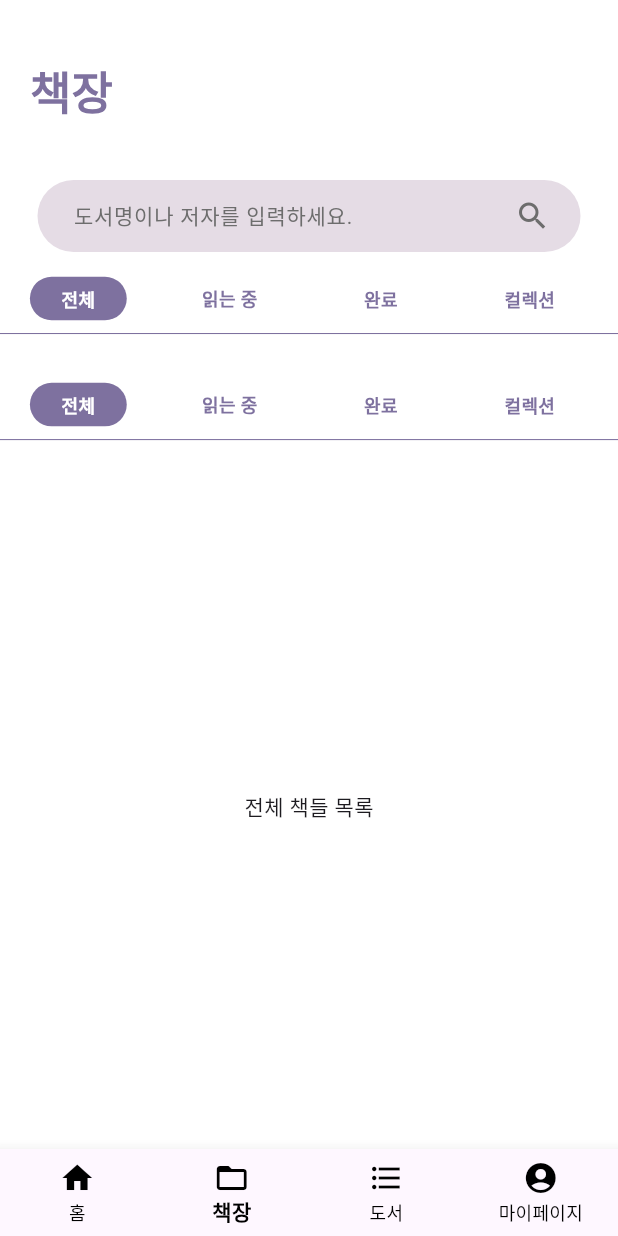
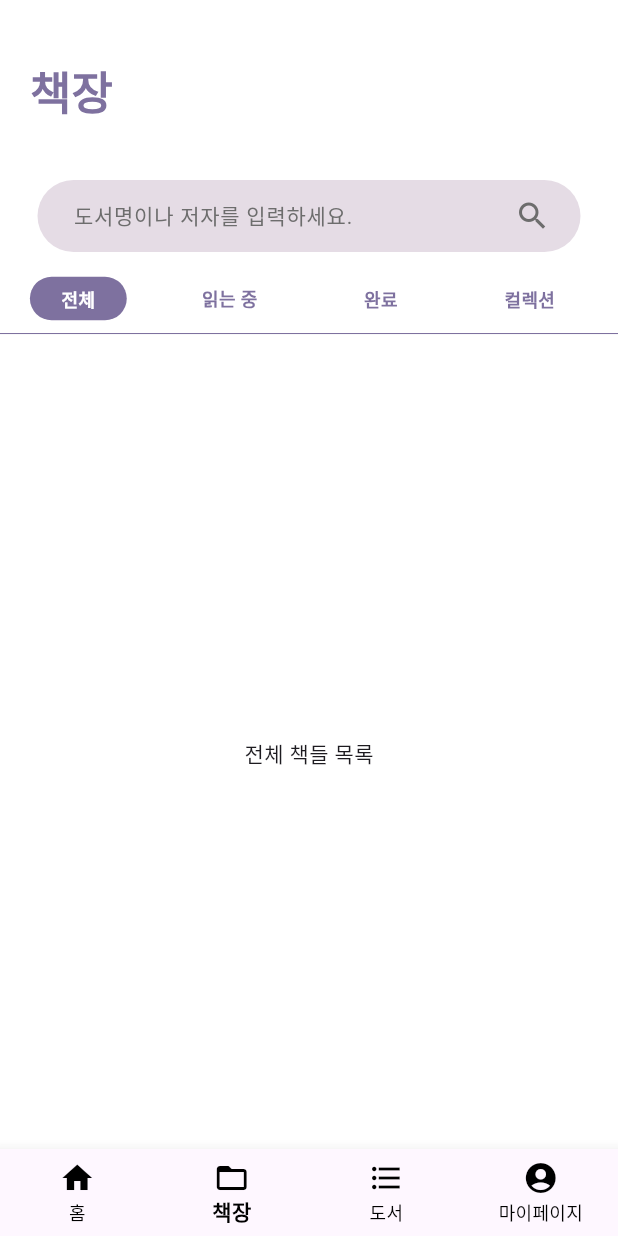
Before and after one commit to Advanced-MobileProgramming/flutter, a Flutter app: the screen it shows after launch, item 2 of the bottom bar chosen, on a phone screen of 412 x 824 dp. Run offline on Flutter 3.47's test engine with Material 3 defaults, Android fonts, the light colour scheme and no system bars.

Commit message:
bookShelf.dart 중복 제거

```diff
--- a/lib/bookShelf.dart
+++ b/lib/bookShelf.dart
@@ -147,30 +147,6 @@ class _BookshelfPageState extends State<BookshelfPage> {
             ),
           ),
 
-          // 세그먼트 컨트롤 바 (네모 박스 형식)
-          Container(
-            margin: EdgeInsets.symmetric(vertical: 16), // 세그먼트 바와 콘텐츠 사이 여백 추가
-            child: Column(
-              children: [
-                Row(
-                  mainAxisAlignment: MainAxisAlignment.center,
-                  children: [
-                    _buildSegment('전체', 0),
-                    _buildSegment('읽는 중', 1),
-                    _buildSegment('완료', 2),
-                    _buildSegment('컬렉션', 3),
-                  ],
-                ),
-                // 세그먼트 바 아래에 보더라인 추가
-                Container(
-                  height: 0.7,
-                  color: Color.fromARGB(255, 126, 113, 159), // 보라색 보더라인
-                  margin: EdgeInsets.only(top: 8),
-                ),
-              ],
-            ),
-          ),
-
           // 탭에 해당하는 내용
           Expanded(
             child: _getTabContent(_currentTabIndex),
```
